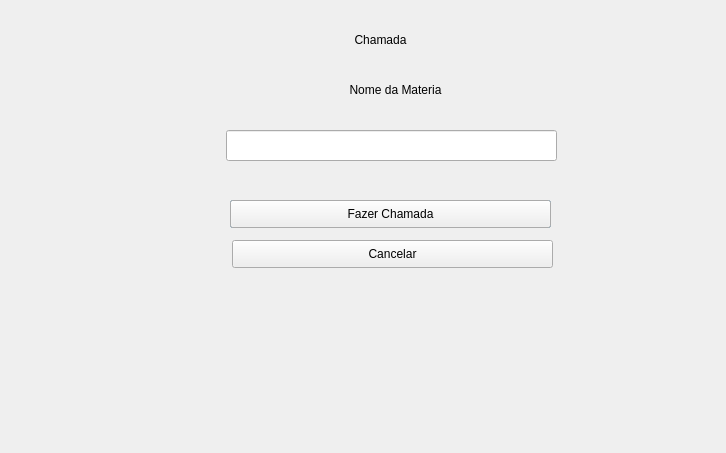
Old version of the form ProjetoFinal/adicionarfalta.ui in the repository Fernando-maruba/Trabalho-Final-POO.
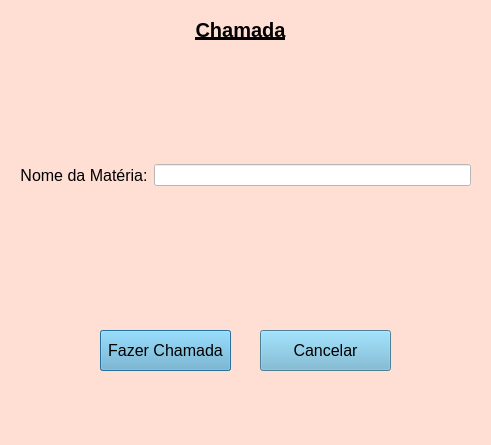
New version of the form.

```diff
--- a/ProjetoFinal/adicionarfalta.ui
+++ b/ProjetoFinal/adicionarfalta.ui
@@ -9,22 +9,36 @@
    <rect>
     <x>0</x>
     <y>0</y>
-    <width>726</width>
-    <height>453</height>
+    <width>491</width>
+    <height>445</height>
    </rect>
   </property>
   <property name="windowTitle">
    <string>Dialog</string>
   </property>
+  <property name="styleSheet">
+   <string notr="true">background-color:#FFDFD3</string>
+  </property>
   <widget class="QLabel" name="label">
    <property name="geometry">
     <rect>
-     <x>210</x>
-     <y>30</y>
+     <x>70</x>
+     <y>20</y>
      <width>341</width>
      <height>20</height>
     </rect>
    </property>
+   <property name="font">
+    <font>
+     <pointsize>-1</pointsize>
+     <weight>75</weight>
+     <bold>true</bold>
+     <underline>true</underline>
+    </font>
+   </property>
+   <property name="styleSheet">
+    <string notr="true">font-size:20px;</string>
+   </property>
    <property name="text">
     <string>Chamada</string>
    </property>
@@ -38,33 +52,41 @@
    </property>
    <property name="geometry">
     <rect>
-     <x>230</x>
-     <y>200</y>
-     <width>321</width>
-     <height>28</height>
+     <x>100</x>
+     <y>330</y>
+     <width>131</width>
+     <height>41</height>
     </rect>
    </property>
+   <property name="styleSheet">
+    <string notr="true">font-size:16px;
+background-color:#6CB2D1</string>
+   </property>
    <property name="inputMethodHints">
     <set>Qt::ImhNone</set>
    </property>
    <property name="text">
-    <string>Acrescentar falta</string>
+    <string>Finalizar</string>
    </property>
   </widget>
   <widget class="QPushButton" name="pushButton">
    <property name="geometry">
     <rect>
-     <x>230</x>
-     <y>200</y>
-     <width>321</width>
-     <height>28</height>
+     <x>100</x>
+     <y>330</y>
+     <width>131</width>
+     <height>41</height>
     </rect>
    </property>
+   <property name="styleSheet">
+    <string notr="true">font-size:16px;
+background-color:#6CB2D1</string>
+   </property>
    <property name="text">
     <string>Fazer Chamada</string>
    </property>
    <property name="default">
-    <bool>false</bool>
+    <bool>true</bool>
    </property>
    <property name="flat">
     <bool>false</bool>
@@ -73,53 +95,88 @@
   <widget class="QPushButton" name="pushButton_2">
    <property name="geometry">
     <rect>
-     <x>232</x>
-     <y>240</y>
-     <width>321</width>
-     <height>28</height>
+     <x>260</x>
+     <y>330</y>
+     <width>131</width>
+     <height>41</height>
     </rect>
    </property>
+   <property name="styleSheet">
+    <string notr="true">font-size:16px;
+background-color:#6CB2D1</string>
+   </property>
    <property name="text">
     <string>Cancelar</string>
    </property>
   </widget>
-  <widget class="QLineEdit" name="lineEdit_5">
+  <widget class="QWidget" name="horizontalLayoutWidget">
    <property name="geometry">
     <rect>
-     <x>226</x>
-     <y>130</y>
-     <width>331</width>
-     <height>31</height>
+     <x>20</x>
+     <y>70</y>
+     <width>451</width>
+     <height>211</height>
     </rect>
    </property>
-   <property name="accessibleName">
-    <string/>
-   </property>
-   <property name="autoFillBackground">
-    <bool>false</bool>
-   </property>
-   <property name="inputMask">
-    <string/>
-   </property>
-   <property name="text">
-    <string/>
-   </property>
-  </widget>
-  <widget class="QLabel" name="label_6">
-   <property name="geometry">
-    <rect>
-     <x>230</x>
-     <y>80</y>
-     <width>331</width>
-     <height>20</height>
-    </rect>
-   </property>
-   <property name="text">
-    <string>Nome da Materia</string>
-   </property>
-   <property name="alignment">
-    <set>Qt::AlignCenter</set>
-   </property>
+   <layout class="QHBoxLayout" name="horizontalLayout">
+    <item>
+     <layout class="QVBoxLayout" name="verticalLayout_3">
+      <item>
+       <widget class="QLabel" name="label_6">
+        <property name="styleSheet">
+         <string notr="true">font-size:16px;
+</string>
+        </property>
+        <property name="text">
+         <string>Nome da Matéria:</string>
+        </property>
+        <property name="alignment">
+         <set>Qt::AlignCenter</set>
+        </property>
+       </widget>
+      </item>
+     </layout>
+    </item>
+    <item>
+     <spacer name="horizontalSpacer">
+      <property name="orientation">
+       <enum>Qt::Horizontal</enum>
+      </property>
+      <property name="sizeType">
+       <enum>QSizePolicy::Fixed</enum>
+      </property>
+      <property name="sizeHint" stdset="0">
+       <size>
+        <width>0</width>
+        <height>20</height>
+       </size>
+      </property>
+     </spacer>
+    </item>
+    <item>
+     <layout class="QVBoxLayout" name="verticalLayout_4">
+      <item>
+       <widget class="QLineEdit" name="lineEdit_5">
+        <property name="accessibleName">
+         <string/>
+        </property>
+        <property name="autoFillBackground">
+         <bool>false</bool>
+        </property>
+        <property name="styleSheet">
+         <string notr="true">background-color:white;</string>
+        </property>
+        <property name="inputMask">
+         <string/>
+        </property>
+        <property name="text">
+         <string/>
+        </property>
+       </widget>
+      </item>
+     </layout>
+    </item>
+   </layout>
   </widget>
  </widget>
  <resources/>
```
